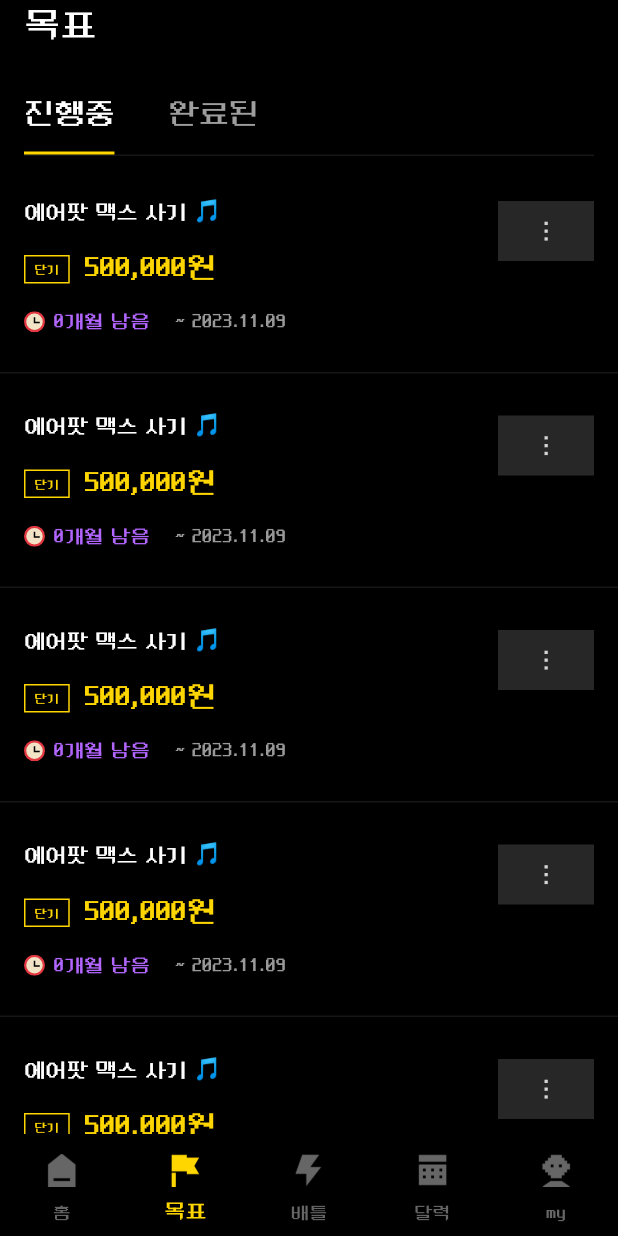
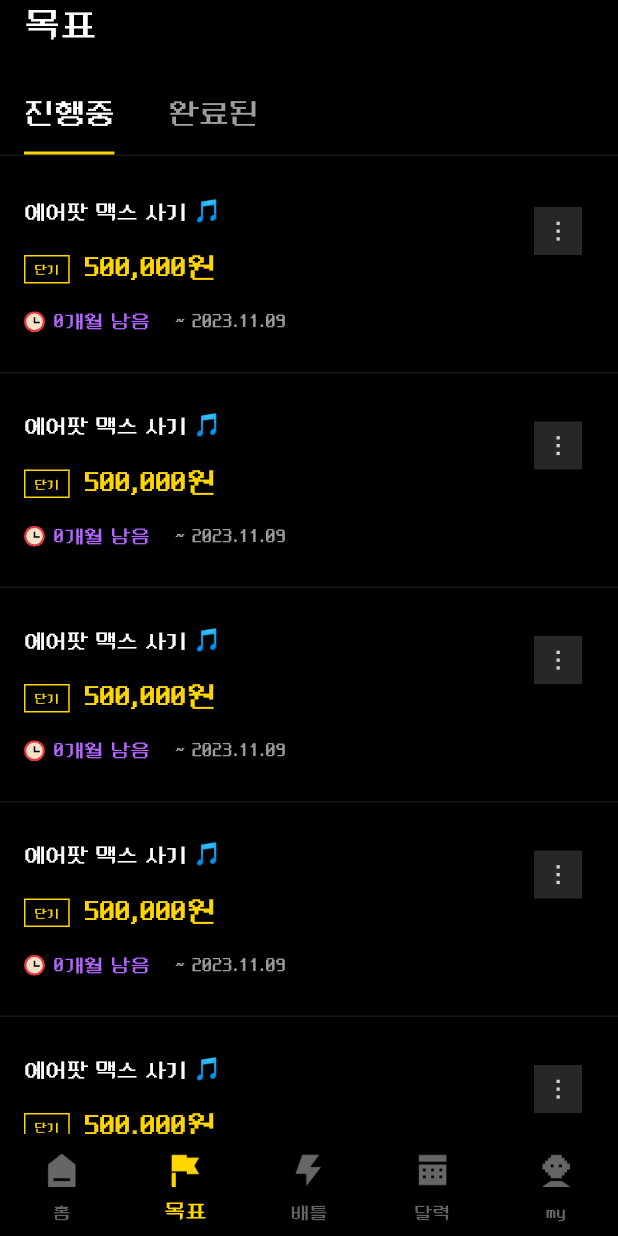
Before and after one commit to Poorlex/FE_poorlex, a Flutter app: the screen it shows after launch, on a phone screen of 412 x 824 dp. Run offline on Flutter 3.47's test engine with Material 3 defaults, Android fonts, the phone set to English and light mode, and no system bars; our stand-ins replace carousel_slider, flutter_svg, get, sign_in_with_apple; missing offline and left inert: kakao_flutter_sdk.

Commit message:
목표 페이지 버블리싱

```diff
--- a/lib/Screen/goal_page.dart
+++ b/lib/Screen/goal_page.dart
@@ -35,8 +35,15 @@
                 SliverAppBar(
                     pinned: true,
                     backgroundColor: Colors.black,
+                    foregroundColor: Colors.black,
+                    elevation: 0,
+                    titleSpacing: 0,
                     title: Container(
-                      decoration: BoxDecoration(border: Border(bottom: BorderSide(color: Color(0xFF161616), width: 1))),
+                      decoration: BoxDecoration(
+                          border: Border(bottom: BorderSide(color: Color(0xFF161616), width: 1))
+                      ),
+                      child: Container(
+                        padding: EdgeInsets.fromLTRB(16, 0, 16, 0),
                         child: Row(children: [
                           Expanded(child:
                             CustomTab(
@@ -48,6 +55,7 @@
                             )
                           )
                         ]),
+                      )
                     )
                 ),
                 SliverList(
--- a/lib/Widget/GoalPage/list.dart
+++ b/lib/Widget/GoalPage/list.dart
@@ -67,14 +67,16 @@
               ])
             ])
           ),
-          ElevatedButton(
-            style: ButtonStyle(
-                padding: MaterialStateProperty.all<EdgeInsets>(EdgeInsets.all(0)),
-                backgroundColor: MaterialStatePropertyAll<Color>(Color(0xFF272727)),
-                shape: MaterialStateProperty.all<RoundedRectangleBorder>(
-                    RoundedRectangleBorder(borderRadius: BorderRadius.zero,)
-                )
+          TextButton(
+            style: TextButton.styleFrom(
+              minimumSize: Size.zero,
+              padding: EdgeInsets.zero,
+              backgroundColor: Color(0xFF272727),
+              shape: RoundedRectangleBorder(borderRadius: BorderRadius.zero,)
             ),
+            child: Container(
+              padding: EdgeInsets.fromLTRB(4, 4, 4, 4),
+              // color: Color(0xFF272727),
               child: SvgPicture.string(
               '''<svg xmlns="http://www.w3.org/2000/svg" width="24" height="24" viewBox="0 0 24 24" fill="none">
                               <g opacity="0.8">
@@ -85,6 +87,7 @@
                 </svg>''',
               width: 24, height: 24,
               ),
+            ),
             onPressed: () => print(111),
           )
         ]
```
Lines whose indentation alone changed are shown as unchanged.
